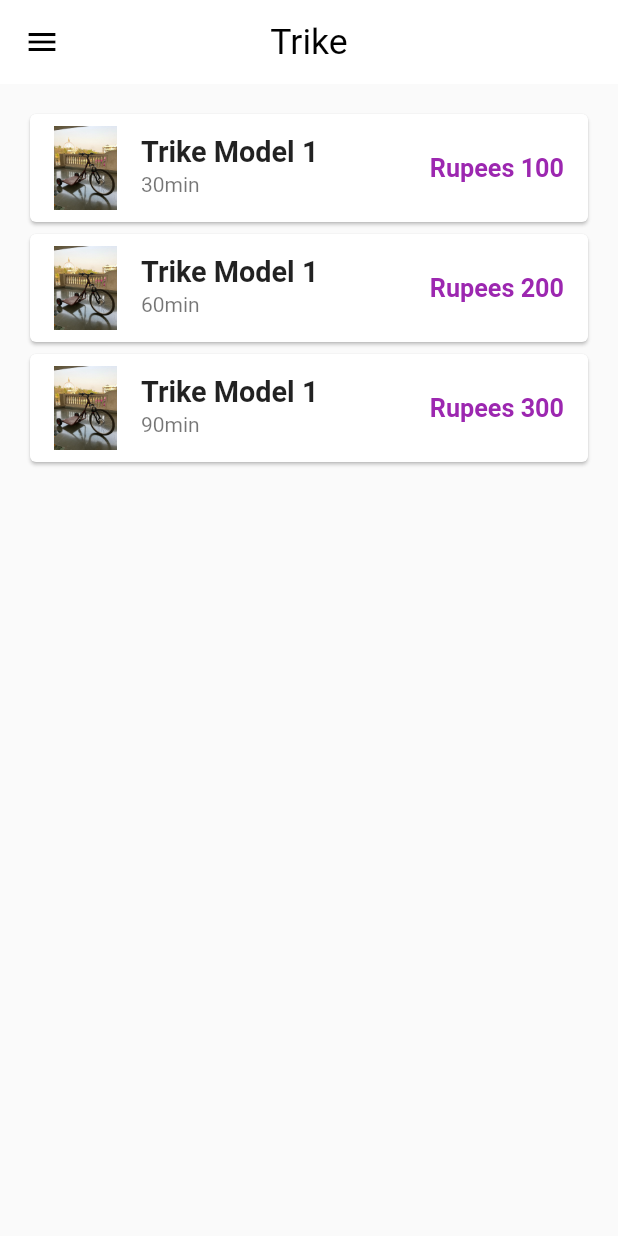
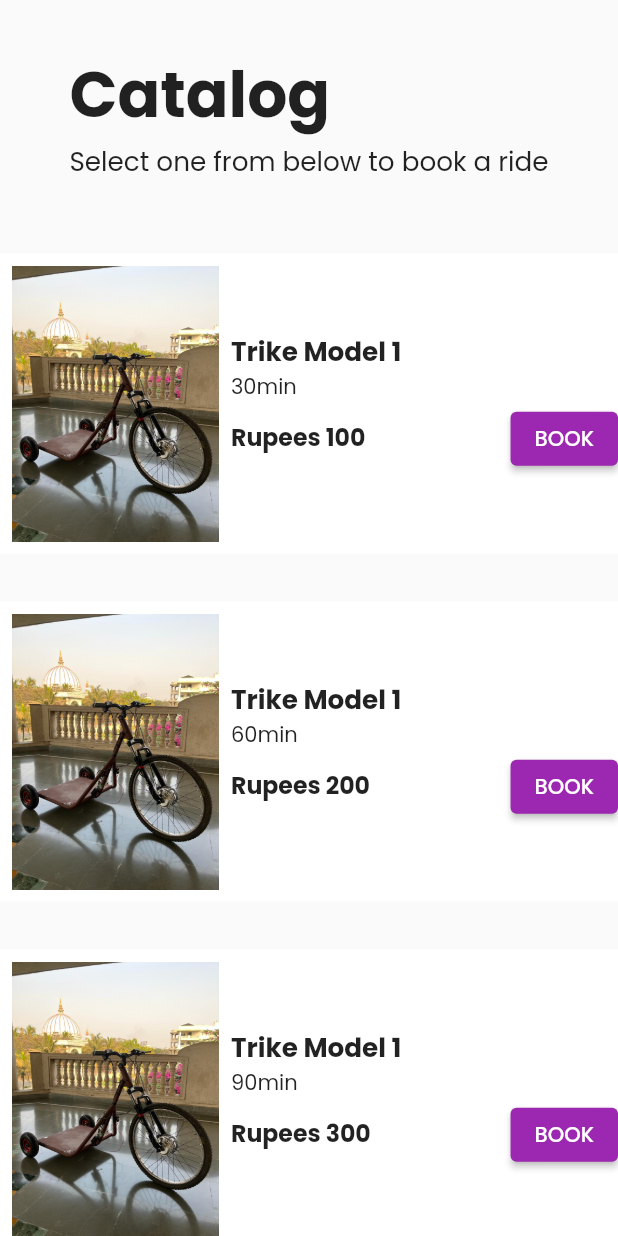
Before and after one commit to ramkaushik14/Flutter, a Flutter app: the screen it shows after launch, on a phone screen of 412 x 824 dp. Run offline on Flutter 3.47's test engine with Material 2 defaults, Android fonts, the phone set to English and light mode, and no system bars; our stand-ins replace google_fonts, velocity_x.

Commit message:
Major changes done with the ui check HomePage

```diff
--- a/lib/main.dart
+++ b/lib/main.dart
@@ -18,6 +18,7 @@ class MyApp extends StatelessWidget {
     return MaterialApp(
       themeMode: ThemeMode.light,
       theme: ThemeData(
+        fontFamily: GoogleFonts.poppins().fontFamily,
         primarySwatch: Colors.purple,
         appBarTheme: AppBarTheme(
           color: Colors.white,
@@ -27,7 +28,7 @@ class MyApp extends StatelessWidget {
         )
       ),
 
-      // fontFamily: GoogleFonts.lato().fontFamily,
+
 
       //darkTheme: ThemeData(brightness: Brightness.dark),//for dark mode chnage thememode to dark and uncomment this
 
--- a/lib/pages/HomePage.dart
+++ b/lib/pages/HomePage.dart
@@ -1,3 +1,4 @@
+
 import 'dart:convert';
 
 import 'package:flutter/material.dart';
@@ -6,6 +7,7 @@ import 'package:flutter_application_1/models/catalog.dart';
 import 'package:flutter_application_1/widgets/drawer.dart';
 
 import '../widgets/item_widget.dart';
+import 'package:velocity_x/velocity_x.dart';
 
 class HomePage extends StatefulWidget {
 
@@ -44,25 +46,98 @@ class _HomePageState extends State<HomePage> {
   @override
   Widget build(BuildContext context) {
     return Scaffold(
-      appBar: AppBar(
-        centerTitle: true,
-        title: Text("Trike",textAlign: TextAlign.center,textScaleFactor: 1.7,),
+      //backgroundColor: Colors.white,
+      body: SafeArea(
+        child: Container(
+          child: Column(
+            children: [
+              headerHome(),
+              catalogList().expand(),
 
-
-        //titleTextStyle: TextStyle()),
-
-      ),
-      body: Padding(
-        padding: const EdgeInsets.all(16.0),
-        child: ListView.builder(
-          itemCount: catalog_Model.items.length,
-          itemBuilder: (context, index){
-            return itemWidget(item:catalog_Model.items[index]);
-          },
+          ],),
         ),
       ),
-
-    drawer: MyDrawer(),
+      drawer: MyDrawer(),
     );
   }
 }
+
+//HEADER STL
+
+class headerHome extends StatelessWidget {
+  const headerHome({ Key? key }) : super(key: key);
+
+  @override
+  Widget build(BuildContext context) {
+    return Container(
+      padding: Vx.m32 ,
+          child: Column(
+            crossAxisAlignment:CrossAxisAlignment.start,
+            children: [
+
+              "Catalog".text.xl5.bold.make(),
+              "Select one from below to book a ride".text.xl.make(),
+          ]
+          ),
+
+    );
+  }
+}
+
+//CATALOG LIST
+class catalogList extends StatelessWidget {
+  const catalogList({ Key? key }) : super(key: key);
+
+  @override
+  Widget build(BuildContext context) {
+    return ListView.builder(
+      shrinkWrap: true,
+      itemCount: catalog_Model.items.length,
+      itemBuilder: (context,index)
+      { final catalog = catalog_Model.items[index];
+        return CatalogItem(catalog:catalog);
+      },
+
+    );
+  }
+}
+
+//CATALOG ITEM
+class CatalogItem extends StatelessWidget {
+  final Item catalog;
+
+  const CatalogItem({Key? key, required this.catalog}) :assert(catalog!=null), super(key: key);
+
+  @override
+  Widget build(BuildContext context) {
+    return VxBox(
+      child: Row(
+        children: [
+          Image.asset(catalog.image).box.make().p8(),
+          Expanded(
+            child: Column(
+              crossAxisAlignment: CrossAxisAlignment.start,
+              mainAxisAlignment: MainAxisAlignment.center,
+              children: [
+                catalog.name.text.bold.xl.make(),
+                catalog.runtime.text.make(),
+                ButtonBar(
+                  buttonPadding: EdgeInsets.zero,
+                  alignment: MainAxisAlignment.spaceBetween,
+                  children: [
+                    "Rupees ${catalog.price}".text.bold.lg.make(),
+                    ElevatedButton(onPressed: () {} , child: "BOOK".text.make())
+                  ],
+                )
+
+
+              ],
+              )
+          )
+        ],
+
+      )
+
+    ).white.square(200).make().py16();
+  }
+}
--- a/pubspec.yaml
+++ b/pubspec.yaml
@@ -35,6 +35,7 @@ dependencies:
   # Use with the CupertinoIcons class for iOS style icons.
   cupertino_icons: ^1.0.2
   google_fonts: ^2.3.1
+  velocity_x: ^3.3.0
 
 dev_dependencies:
   flutter_test:
```
Also changed, not shown: pubspec.lock.
